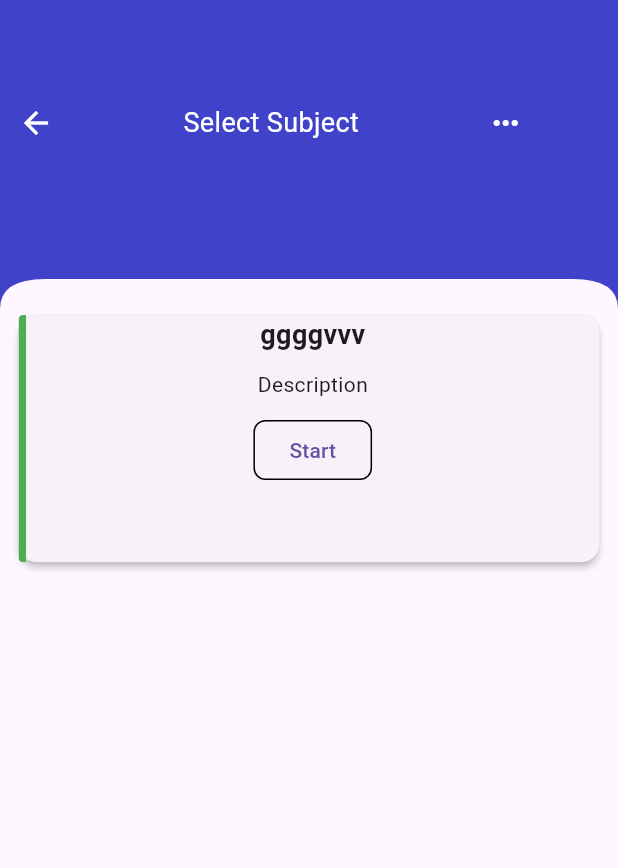
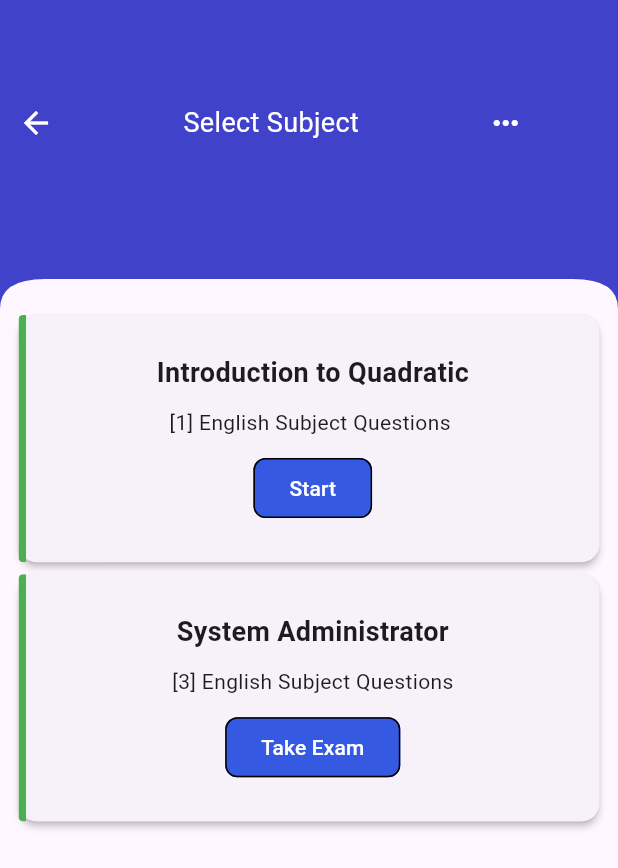
Before and after one commit to EyerusalemTesfaye/ABSOFTEXAMINATION, a Flutter app: the ExamHome screen opened by its route, on a phone screen of 412 x 824 dp. Shown: the top 868 px of the screen. Run offline on Flutter 3.47's test engine with Material 3 defaults, Android fonts, the phone set to English and light mode, and no system bars.

Commit message:
card examhome

```diff
--- a/lib/pages/examhome.dart
+++ b/lib/pages/examhome.dart
@@ -109,9 +109,11 @@ class _ExamHomeState extends State<ExamHome> {
                             height: screenHeight * 0.2,
                             width: screenWidth * 0.94,
                             child: Column(
+//crossAxisAlignment: CrossAxisAlignment.start,
+                              mainAxisAlignment: MainAxisAlignment.center,
                               children: [
                                 Text(
-                                  'ggggvvv',
+                                  'Introduction to Quadratic',
                                   style: TextStyle(
                                       fontSize: 18,
                                       fontWeight: FontWeight.bold),
@@ -119,7 +121,7 @@ class _ExamHomeState extends State<ExamHome> {
                                 SizedBox(
                                   height: 10,
                                 ),
-                                Text('Description'),
+                                Text('[1] English Subject Questions '),
                                 SizedBox(
                                   height: 10,
                                 ),
@@ -128,6 +130,7 @@ class _ExamHomeState extends State<ExamHome> {
                                     // Add your button click logic here
                                   },
                                   style: OutlinedButton.styleFrom(
+                                    backgroundColor: Color(0xFF3559E0),
                                     shape: RoundedRectangleBorder(
                                       borderRadius: BorderRadius.circular(
                                           8.0), // Adjust the border radius as needed
@@ -136,7 +139,76 @@ class _ExamHomeState extends State<ExamHome> {
                                         color: Colors
                                             .black), // Specify the border color
                                   ),
-                                  child: Text('Start'),
+                                  child: Text(
+                                    'Start',
+                                    style: TextStyle(color: Colors.white),
+                                  ),
+                                )
+                              ],
+                            ),
+                            decoration: BoxDecoration(
+                              border: Border(
+                                left: BorderSide(
+                                  color: Colors.green,
+                                  width: 5,
+                                ),
+                              ),
+                            ),
+                          ),
+                          clipper: ShapeBorderClipper(
+                            shape: RoundedRectangleBorder(
+                              borderRadius: BorderRadius.circular(3),
+                            ),
+                          ),
+                        ),
+                      ),
+                    ),
+                    Positioned(
+                      top: screenHeight *
+                          0.50, // Adjust the top position as needed
+                      right: 0,
+                      left: 0,
+                      child: Card(
+                        elevation: 2,
+                        child: ClipPath(
+                          child: Container(
+                            height: screenHeight * 0.2,
+                            width: screenWidth * 0.94,
+                            child: Column(
+//crossAxisAlignment: CrossAxisAlignment.start,
+                              mainAxisAlignment: MainAxisAlignment.center,
+                              children: [
+                                Text(
+                                  'System Administrator',
+                                  style: TextStyle(
+                                      fontSize: 18,
+                                      fontWeight: FontWeight.bold),
+                                ),
+                                SizedBox(
+                                  height: 10,
+                                ),
+                                Text('[3] English Subject Questions'),
+                                SizedBox(
+                                  height: 10,
+                                ),
+                                OutlinedButton(
+                                  onPressed: () {
+                                    // Add your button click logic here
+                                  },
+                                  style: OutlinedButton.styleFrom(
+                                    backgroundColor: Color(0xFF3559E0),
+                                    shape: RoundedRectangleBorder(
+                                      borderRadius: BorderRadius.circular(
+                                          8.0), // Adjust the border radius as needed
+                                    ),
+                                    side: BorderSide(
+                                        color: Colors
+                                            .black), // Specify the border color
+                                  ),
+                                  child: Text(
+                                    'Take Exam',
+                                    style: TextStyle(color: Colors.white),
+                                  ),
                                 )
                               ],
                             ),
```
